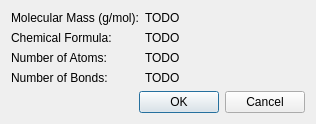
Old version of the form avogadro/qtplugins/molecularproperties/molecularpropertiesdialog.ui in the repository OpenChemistry/avogadrolibs.
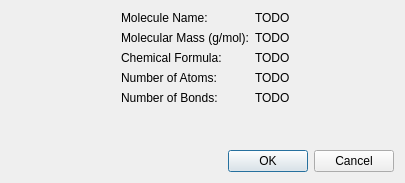
New version of the form.

Commit message:
Fetch molecule names from PubChem PUG interface
Fix #342

Patch:
```diff
--- a/avogadro/qtplugins/molecularproperties/molecularpropertiesdialog.ui
+++ b/avogadro/qtplugins/molecularproperties/molecularpropertiesdialog.ui
@@ -6,8 +6,8 @@
    <rect>
     <x>0</x>
     <y>0</y>
-    <width>316</width>
-    <height>107</height>
+    <width>405</width>
+    <height>183</height>
    </rect>
   </property>
   <property name="windowTitle">
@@ -19,62 +19,79 @@
      <property name="fieldGrowthPolicy">
       <enum>QFormLayout::ExpandingFieldsGrow</enum>
      </property>
-     <item row="0" column="0">
+     <property name="formAlignment">
+      <set>Qt::AlignHCenter|Qt::AlignTop</set>
+     </property>
+     <item row="0" column="1">
+      <widget class="QLabel" name="moleculeNameLabel">
+       <property name="text">
+        <string>TODO</string>
+       </property>
+      </widget>
+     </item>
+     <item row="1" column="0">
       <widget class="QLabel" name="label_4">
        <property name="text">
         <string>Molecular Mass (g/mol):</string>
        </property>
       </widget>
      </item>
-     <item row="0" column="1">
+     <item row="1" column="1">
       <widget class="QLabel" name="molMassLabel">
        <property name="text">
         <string>TODO</string>
        </property>
       </widget>
      </item>
-     <item row="1" column="0">
+     <item row="2" column="0">
       <widget class="QLabel" name="label_2">
        <property name="text">
         <string>Chemical Formula:</string>
        </property>
       </widget>
      </item>
-     <item row="1" column="1">
+     <item row="2" column="1">
       <widget class="QLabel" name="formulaLabel">
        <property name="text">
         <string>TODO</string>
        </property>
       </widget>
      </item>
-     <item row="2" column="0">
+     <item row="3" column="0">
       <widget class="QLabel" name="label_7">
        <property name="text">
         <string>Number of Atoms:</string>
        </property>
       </widget>
      </item>
-     <item row="2" column="1">
+     <item row="3" column="1">
       <widget class="QLabel" name="atomCountLabel">
        <property name="text">
         <string>TODO</string>
        </property>
       </widget>
      </item>
-     <item row="3" column="0">
+     <item row="4" column="0">
       <widget class="QLabel" name="label_8">
        <property name="text">
         <string>Number of Bonds:</string>
        </property>
       </widget>
      </item>
-     <item row="3" column="1">
+     <item row="4" column="1">
       <widget class="QLabel" name="bondCountLabel">
        <property name="text">
         <string>TODO</string>
        </property>
       </widget>
      </item>
+     <item row="0" column="0">
+      <widget class="QLabel" name="label_3">
+       <property name="text">
+        <string>Molecule Name:</string>
+       </property>
+      </widget>
+     </item>
     </layout>
    </item>
    <item>
```
The commit also changes 2 other files.
